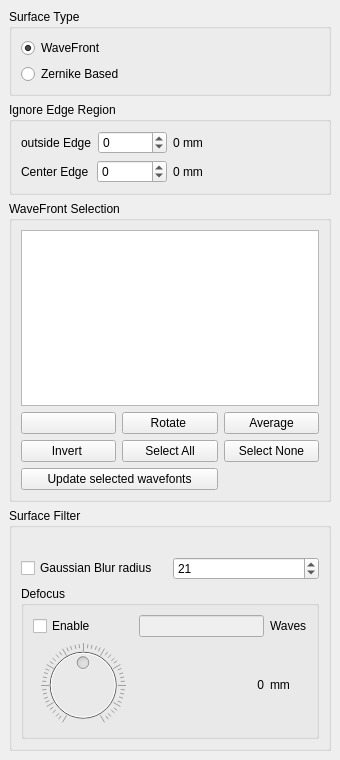
Old version of the form surfaceanalysistools.ui in the repository githubdoe/DFTFringe.
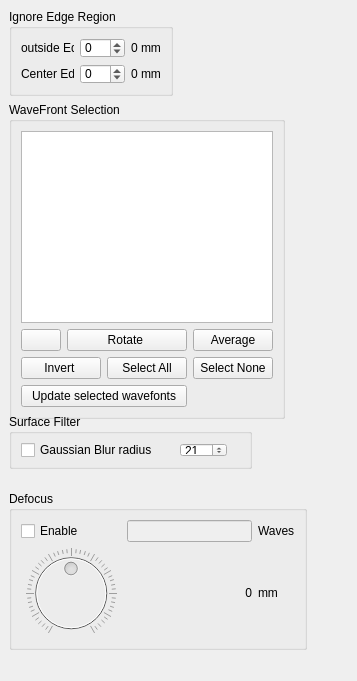
New version of the form. Icons and pictures are not drawn.

Diff of the .ui file:
```diff
--- a/surfaceanalysistools.ui
+++ b/surfaceanalysistools.ui
@@ -6,13 +6,13 @@
    <rect>
     <x>0</x>
     <y>0</y>
-    <width>340</width>
-    <height>760</height>
+    <width>357</width>
+    <height>681</height>
    </rect>
   </property>
   <property name="minimumSize">
    <size>
-    <width>340</width>
+    <width>300</width>
     <height>633</height>
    </size>
   </property>
@@ -20,42 +20,15 @@
    <string>Surface</string>
   </property>
   <widget class="QWidget" name="dockWidgetContents">
-   <layout class="QVBoxLayout" name="verticalLayout_5">
-    <item>
-     <widget class="QGroupBox" name="groupBox">
-      <property name="title">
-       <string>Surface Type</string>
-      </property>
-      <layout class="QVBoxLayout" name="verticalLayout_4">
-       <item>
-        <layout class="QVBoxLayout" name="verticalLayout">
-         <item>
-          <widget class="QRadioButton" name="wavefrontBased">
-           <property name="text">
-            <string>WaveFront</string>
-           </property>
-           <property name="checked">
-            <bool>true</bool>
-           </property>
-          </widget>
-         </item>
-         <item>
-          <widget class="QRadioButton" name="zernikeBased">
-           <property name="text">
-            <string>Zernike Based</string>
-           </property>
-           <property name="checked">
-            <bool>false</bool>
-           </property>
-          </widget>
-         </item>
-        </layout>
-       </item>
-      </layout>
-     </widget>
-    </item>
-    <item>
      <widget class="QGroupBox" name="groupBox_2">
+    <property name="geometry">
+     <rect>
+      <x>9</x>
+      <y>9</y>
+      <width>164</width>
+      <height>87</height>
+     </rect>
+    </property>
       <property name="title">
        <string>Ignore Edge Region</string>
       </property>
@@ -123,14 +96,33 @@
        </item>
       </layout>
      </widget>
-    </item>
-    <item>
      <widget class="QGroupBox" name="groupBox_4">
+    <property name="geometry">
+     <rect>
+      <x>9</x>
+      <y>102</y>
+      <width>276</width>
+      <height>317</height>
+     </rect>
+    </property>
       <property name="title">
        <string>WaveFront Selection</string>
       </property>
-      <layout class="QGridLayout" name="gridLayout">
-       <item row="3" column="0">
+    <layout class="QGridLayout" name="gridLayout" rowstretch="3,1,1,1">
+     <item row="0" column="0" colspan="4">
+      <widget class="QListWidget" name="wavefrontList">
+       <property name="editTriggers">
+        <set>QAbstractItemView::DoubleClicked</set>
+       </property>
+       <property name="alternatingRowColors">
+        <bool>true</bool>
+       </property>
+       <property name="selectionMode">
+        <enum>QAbstractItemView::ExtendedSelection</enum>
+       </property>
+      </widget>
+     </item>
+     <item row="1" column="0">
         <widget class="QPushButton" name="deleteWave">
          <property name="toolTip">
           <string>Delete Selected wavefronts</string>
@@ -153,7 +145,14 @@
          </property>
         </widget>
        </item>
-       <item row="3" column="2">
+     <item row="1" column="1" colspan="2">
+      <widget class="QPushButton" name="transformsPB">
+       <property name="text">
+        <string>Rotate </string>
+       </property>
+      </widget>
+     </item>
+     <item row="1" column="3">
         <widget class="QPushButton" name="averagePB">
          <property name="statusTip">
           <string>Average selected wavefronts</string>
@@ -166,48 +165,28 @@
          </property>
         </widget>
        </item>
-       <item row="3" column="1">
-        <widget class="QPushButton" name="transformsPB">
+     <item row="2" column="0" colspan="2">
+      <widget class="QPushButton" name="InvertPB">
          <property name="text">
-          <string>Rotate </string>
+        <string>Invert </string>
          </property>
         </widget>
        </item>
-       <item row="1" column="0" colspan="3">
-        <widget class="QListWidget" name="wavefrontList">
-         <property name="editTriggers">
-          <set>QAbstractItemView::DoubleClicked</set>
-         </property>
-         <property name="alternatingRowColors">
-          <bool>true</bool>
-         </property>
-         <property name="selectionMode">
-          <enum>QAbstractItemView::ExtendedSelection</enum>
-         </property>
-        </widget>
-       </item>
-       <item row="4" column="1">
+     <item row="2" column="2">
         <widget class="QPushButton" name="SelectAllPB">
          <property name="text">
           <string>Select All</string>
          </property>
         </widget>
        </item>
-       <item row="4" column="2">
+     <item row="2" column="3">
         <widget class="QPushButton" name="SelectNonePB">
          <property name="text">
           <string>Select None</string>
          </property>
         </widget>
        </item>
-       <item row="4" column="0">
-        <widget class="QPushButton" name="InvertPB">
-         <property name="text">
-          <string>Invert </string>
-         </property>
-        </widget>
-       </item>
-       <item row="5" column="0" colspan="2">
+     <item row="3" column="0" colspan="3">
         <widget class="QPushButton" name="pushButton">
          <property name="sizePolicy">
           <sizepolicy hsizetype="Minimum" vsizetype="Fixed">
@@ -222,25 +201,21 @@
        </item>
       </layout>
      </widget>
-    </item>
-    <item>
      <widget class="QGroupBox" name="groupBox_3">
+    <property name="geometry">
+     <rect>
+      <x>9</x>
+      <y>414</y>
+      <width>243</width>
+      <height>55</height>
+     </rect>
+    </property>
       <property name="title">
        <string>Surface Filter</string>
       </property>
-      <layout class="QVBoxLayout" name="verticalLayout_3">
-       <item>
-        <widget class="QLabel" name="blurMm">
-         <property name="text">
-          <string/>
-         </property>
-         <property name="alignment">
-          <set>Qt::AlignRight|Qt::AlignTrailing|Qt::AlignVCenter</set>
-         </property>
-        </widget>
-       </item>
-       <item>
-        <layout class="QHBoxLayout" name="horizontalLayout_3">
+    <layout class="QGridLayout" name="gridLayout_3">
+     <item row="0" column="0">
+      <layout class="QHBoxLayout" name="horizontalLayout_3" stretch="4,1">
          <item>
           <widget class="QCheckBox" name="blurCB">
            <property name="text">
@@ -253,6 +228,12 @@
            <property name="enabled">
             <bool>true</bool>
            </property>
+         <property name="sizePolicy">
+          <sizepolicy hsizetype="Minimum" vsizetype="Preferred">
+           <horstretch>0</horstretch>
+           <verstretch>0</verstretch>
+          </sizepolicy>
+         </property>
            <property name="minimum">
             <number>0</number>
            </property>
@@ -269,8 +250,24 @@
          </item>
         </layout>
        </item>
-       <item>
+     <item row="0" column="1">
+      <widget class="QLabel" name="blurMm">
+       <property name="text">
+        <string/>
+       </property>
+      </widget>
+     </item>
+    </layout>
+   </widget>
         <widget class="QGroupBox" name="groupBox_5">
+    <property name="geometry">
+     <rect>
+      <x>9</x>
+      <y>491</y>
+      <width>298</width>
+      <height>159</height>
+     </rect>
+    </property>
          <property name="title">
           <string>Defocus</string>
          </property>
@@ -340,11 +337,11 @@
           </item>
          </layout>
         </widget>
-       </item>
-      </layout>
-     </widget>
-    </item>
-   </layout>
+   <zorder>groupBox_2</zorder>
+   <zorder>groupBox_4</zorder>
+   <zorder>groupBox_3</zorder>
+   <zorder>groupBox_5</zorder>
+   <zorder>groupBox_5</zorder>
   </widget>
  </widget>
  <resources>
```
Lines whose indentation alone changed are shown as unchanged.
